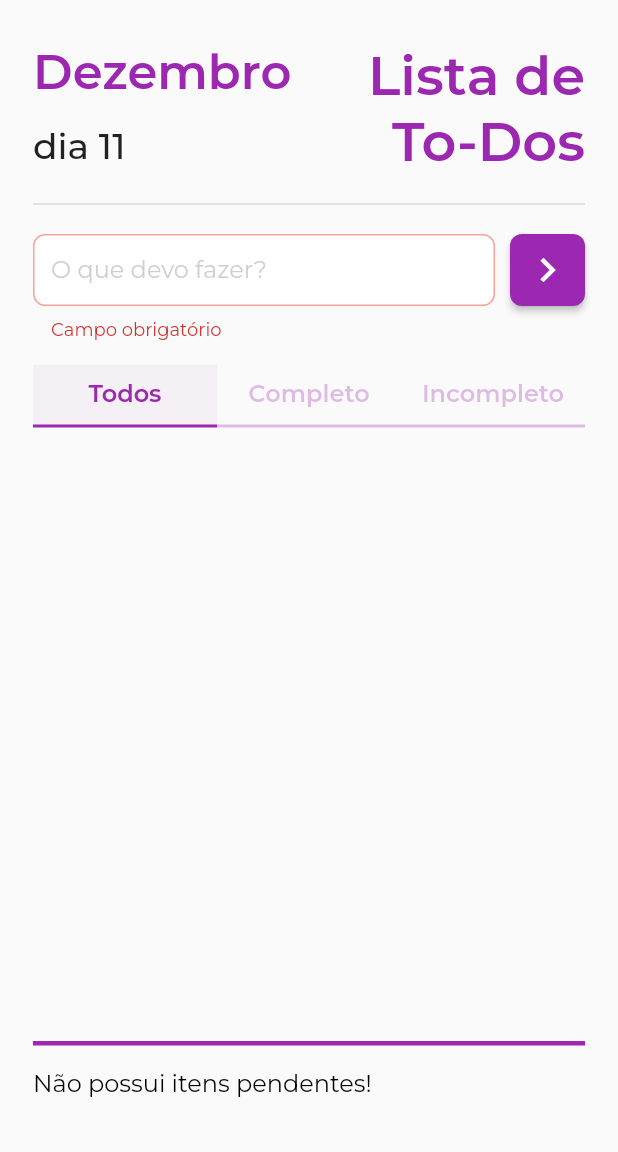
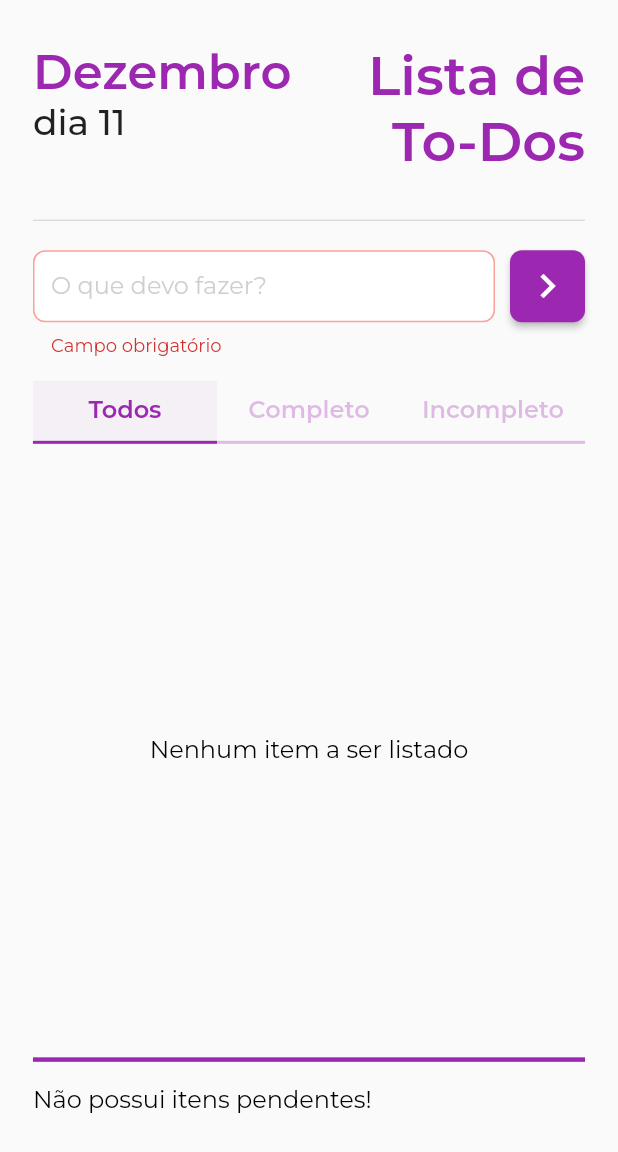
Before and after one commit to NicolasPaxao/todo-app, a Flutter app: the screen it shows after launch, after a tap on the "keyboard arrow right" icon, on a phone screen of 412 x 824 dp. Shown: the top 1152 px of the screen. Run offline on Flutter 3.47's test engine with Material 2 defaults, Android fonts, the phone set to English and light mode, and no system bars; our stand-ins replace cloud_firestore, dartz, firebase_core, flutter_mobx, get_it, go_router and 1 more; accounts and stored records are empty; generated files the repository leaves out were written again.

Commit message:
Adicionando melhorias visuais no app

```diff
--- /dev/null
+++ b/lib/modules/ui/components/completed_todos_list.dart
@@ -0,0 +1,52 @@
+import 'package:flutter/material.dart';
+
+import '../../../app_dependency.dart';
+import '../../domain/entities/todo_entity.dart';
+import 'todo_tile.dart';
+
+class TodoListTileCustom extends StatelessWidget {
+  const TodoListTileCustom({
+    Key? key,
+    required this.listIsEmpty,
+    required this.todosList,
+    required this.emptyMessage,
+  }) : super(key: key);
+
+  final bool listIsEmpty;
+  final List<TodoEntity> todosList;
+  final String emptyMessage;
+
+  @override
+  Widget build(BuildContext context) {
+    if (todoStates.loadingList == true) {
+      return const Center(
+        child: CircularProgressIndicator(
+          color: Colors.purple,
+        ),
+      );
+    } else if (listIsEmpty) {
+      return ListView.builder(
+        shrinkWrap: true,
+        physics: const BouncingScrollPhysics(),
+        padding: EdgeInsets.zero,
+        itemCount: todosList.length,
+        itemBuilder: ((context, index) {
+          return TodoTile(
+            todo: todosList[index],
+          );
+        }),
+      );
+    } else {
+      return Center(
+        child: Text(
+          emptyMessage,
+          style: const TextStyle(
+            color: Colors.black,
+            fontSize: 16,
+            fontFamily: 'Montserrat',
+          ),
+        ),
+      );
+    }
+  }
+}
--- a/lib/modules/ui/components/submit_button.dart
+++ b/lib/modules/ui/components/submit_button.dart
@@ -1,5 +1,7 @@
 import 'package:flutter/material.dart';
-import 'package:todo_app/app_dependency.dart';
+import 'package:flutter_mobx/flutter_mobx.dart';
+
+import '../../../app_dependency.dart';
 
 class SubmitButton extends StatelessWidget {
   const SubmitButton({
@@ -8,24 +10,37 @@ class SubmitButton extends StatelessWidget {
 
   @override
   Widget build(BuildContext context) {
+    return Observer(builder: ((context) {
       return ElevatedButton(
         onPressed: () async {
+          FocusScope.of(context).unfocus();
           if (todoStates.formKey.currentState!.validate()) {
             await todoStates.postTodo(context);
           }
         },
         style: ElevatedButton.styleFrom(
-        backgroundColor: Colors.purple,
+          backgroundColor: todoStates.loading!
+              ? Colors.purple.withOpacity(0.5)
+              : Colors.purple,
           shape: RoundedRectangleBorder(
             borderRadius: BorderRadius.circular(8),
           ),
           padding: EdgeInsets.zero,
         ),
-      child: const Icon(
+        child: todoStates.loading!
+            ? const SizedBox(
+                height: 24,
+                width: 24,
+                child: CircularProgressIndicator(
+                  color: Colors.white,
+                ),
+              )
+            : const Icon(
                 Icons.keyboard_arrow_right_outlined,
                 size: 32,
                 color: Colors.white,
               ),
       );
+    }));
   }
 }
--- a/lib/modules/ui/components/todo_tile.dart
+++ b/lib/modules/ui/components/todo_tile.dart
@@ -94,11 +94,13 @@ class TodoTile extends StatelessWidget {
                 children: [
                   IconButton(
                     splashRadius: 26,
-                    onPressed: () => DialogsApp.confirmDialog(
-                        context: context,
-                        titleModal: 'Deseja excluir este item?',
-                        buttonMainAcion: 'Excluir',
-                        mainFunction: () {}),
+                    onPressed: () {
+                      DialogsApp.confirmDialog(
+                          context: context,
+                          titleModal: 'Deseja excluir este item?',
+                          buttonMainAcion: 'Excluir',
+                          mainFunction: () {});
+                    },
                     icon: const Icon(
                       Icons.delete_rounded,
                       color: Colors.purple,
--- a/lib/modules/ui/pages/todo_page.dart
+++ b/lib/modules/ui/pages/todo_page.dart
@@ -2,11 +2,11 @@
 import 'package:flutter/material.dart';
 import 'package:flutter_mobx/flutter_mobx.dart';
 import 'package:todo_app/app_dependency.dart';
+import 'package:todo_app/modules/ui/components/completed_todos_list.dart';
 import 'package:todo_app/modules/ui/components/textfield_custom.dart';
 
 import '../components/list_title_switcher.dart';
 import '../components/submit_button.dart';
-import '../components/todo_tile.dart';
 
 class TodoPage extends StatefulWidget {
   const TodoPage({super.key});
@@ -24,17 +24,21 @@ class _TodoPageState extends State<TodoPage> {
 
   @override
   Widget build(BuildContext context) {
+    final heightMq = MediaQuery.of(context).size.height;
     return GestureDetector(
       onTap: () => FocusScope.of(context).unfocus(),
       child: Scaffold(
         body: ListView(
           padding: const EdgeInsets.symmetric(horizontal: 22, vertical: 28),
           children: [
-            Row(
+            SizedBox(
+              height: heightMq * 0.12,
+              child: Row(
                 mainAxisAlignment: MainAxisAlignment.spaceBetween,
                 crossAxisAlignment: CrossAxisAlignment.start,
                 children: [
-                Column(
+                  Expanded(
+                    child: Column(
                       crossAxisAlignment: CrossAxisAlignment.start,
                       mainAxisAlignment: MainAxisAlignment.start,
                       mainAxisSize: MainAxisSize.min,
@@ -45,25 +49,26 @@ class _TodoPageState extends State<TodoPage> {
                             style: TextStyle(
                                 fontSize: 32,
                                 fontWeight: FontWeight.bold,
-                          color: Colors.purple,
-                        ),
+                                color: Colors.purple),
                             maxLines: 1,
                           ),
                         ),
-                    const SizedBox(height: 16),
                         FittedBox(
                           child: Text(
                             'dia ${DateTime.now().day}',
                             style: const TextStyle(
-                          fontSize: 24,
-                          fontWeight: FontWeight.w500,
-                        ),
+                                fontSize: 24, fontWeight: FontWeight.w500),
                             maxLines: 1,
                           ),
                         ),
                       ],
                     ),
-                const FittedBox(
+                  ),
+                  const SizedBox(width: 20),
+                  const Expanded(
+                    child: Align(
+                      alignment: Alignment.topRight,
+                      child: FittedBox(
                         child: Text(
                           'Lista de\nTo-Dos',
                           style: TextStyle(
@@ -74,8 +79,11 @@ class _TodoPageState extends State<TodoPage> {
                           textAlign: TextAlign.end,
                           maxLines: 2,
                         ),
+                      ),
+                    ),
                   )
                 ],
+              ),
             ),
             const Divider(thickness: 1, height: 40),
             Row(
@@ -106,53 +114,30 @@ class _TodoPageState extends State<TodoPage> {
                   bottom: BorderSide(color: Colors.purple, width: 3),
                 ),
               ),
-              height: MediaQuery.of(context).size.height * 0.5,
+              height: heightMq * 0.5,
               child: PageView(
                 controller: todoStates.pageController,
                 physics: const NeverScrollableScrollPhysics(),
                 children: [
+                  Observer(builder: ((context) {
+                    return TodoListTileCustom(
+                      listIsEmpty: todoStates.isTodoListdNotEmpty,
+                      todosList: todoStates.todoList!,
+                      emptyMessage: 'Nenhum item a ser listado',
+                    );
+                  })),
                   Observer(builder: (_) {
-                    return ListView.builder(
-                      shrinkWrap: true,
-                      physics: const BouncingScrollPhysics(),
-                      padding: EdgeInsets.zero,
-                      itemCount: todoStates.todoList!.length,
-                      itemBuilder: ((context, index) {
-                        return TodoTile(
-                          todo: todoStates.todoList![index],
-                        );
-                      }),
+                    return TodoListTileCustom(
+                      listIsEmpty: todoStates.isTodoListCompledNotEmpty,
+                      todosList: todoStates.todoListCompleted!,
+                      emptyMessage: 'Sem itens completos',
                     );
                   }),
                   Observer(builder: (_) {
-                    return todoStates.isTodoListCompledNotEmpty
-                        ? ListView.builder(
-                            shrinkWrap: true,
-                            physics: const BouncingScrollPhysics(),
-                            padding: EdgeInsets.zero,
-                            itemCount: todoStates.todoListCompleted!.length,
-                            itemBuilder: ((context, index) {
-                              return TodoTile(
-                                todo: todoStates.todoListCompleted![index],
-                              );
-                            }),
-                          )
-                        : const Center(
-                            child: Text('Sem itens completos'),
-                          );
-                  }),
-                  Observer(builder: (_) {
-                    return ListView.builder(
-                      shrinkWrap: true,
-                      physics: const BouncingScrollPhysics(),
-                      padding: EdgeInsets.zero,
-                      itemCount: todoStates.todoListUncompleted!.length,
-                      itemBuilder: ((context, index) {
-                        todoStates.todoList!;
-                        return TodoTile(
-                          todo: todoStates.todoListUncompleted![index],
-                        );
-                      }),
+                    return TodoListTileCustom(
+                      listIsEmpty: todoStates.isTodoListUncompletedNotEmpty,
+                      todosList: todoStates.todoListUncompleted!,
+                      emptyMessage: 'Sem itens incompletos',
                     );
                   }),
                 ],
--- a/lib/modules/ui/states/todo_states.dart
+++ b/lib/modules/ui/states/todo_states.dart
@@ -1,3 +1,5 @@
+// ignore_for_file: use_build_context_synchronously
+
 import 'package:cloud_firestore/cloud_firestore.dart';
 import 'package:flutter/material.dart';
 import 'package:mobx/mobx.dart';
@@ -40,9 +42,9 @@ abstract class _TodoStatesBase with Store {
       _todoList!.where((e) => e.status == false).toList();
   @computed
   bool get isTodoListUncompletedNotEmpty => todoListUncompleted!.isNotEmpty;
-    @computed
+  @computed
   bool get isTodoListCompledNotEmpty => todoListCompleted!.isNotEmpty;
-    @computed
+  @computed
   bool get isTodoListdNotEmpty => todoList!.isNotEmpty;
   @action
   void setTodoList(List<TodoEntity> value) => _todoList = value;
@@ -59,6 +61,20 @@ abstract class _TodoStatesBase with Store {
   @action
   void setTodoTitle(String? value) => _todoTitle = value!.trim();
 
+  @observable
+  bool? _loading = false;
+  @computed
+  bool? get loading => _loading;
+  @action
+  void setLoading(bool? value) => _loading = value;
+
+  @observable
+  bool? _loadingList = false;
+  @computed
+  bool? get loadingList => _loadingList;
+  @action
+  void setLoadingList(bool? value) => _loadingList = value;
+
   @action
   void jumpListTodoByIndex(int? value) {
     pageController.jumpToPage(value!);
@@ -66,6 +82,7 @@ abstract class _TodoStatesBase with Store {
 
   @action
   Future<void> getTodos(BuildContext context) async {
+    setLoadingList(true);
     try {
       final result = await getIt<GetTodoUsecase>().getTodos();
       List<TodoEntity> list = result.fold((l) => [], (r) => r);
@@ -74,24 +91,24 @@ abstract class _TodoStatesBase with Store {
       ScaffoldMessenger.of(context).showSnackBar(
           SnackBar(content: Text('Ocorreu um erro: ${e.toString()}')));
     }
+    setLoadingList(false);
   }
 
   @action
   Future<void> postTodo(BuildContext context) async {
+    setLoading(true);
     try {
-      final result = await getIt<PostTodoUsecase>().postTodo(TodoEntity(
+      await getIt<PostTodoUsecase>().postTodo(TodoEntity(
         title: todoTitle,
         creationDate: Timestamp.now(),
         status: false,
       ));
-      ScaffoldMessenger.of(context)
-          .showSnackBar(SnackBar(content: Text(result)));
-      clear();
     } catch (e) {
-      clear();
       ScaffoldMessenger.of(context).showSnackBar(
           SnackBar(content: Text('Ocorreu um erro: ${e.toString()}')));
     }
+    clear();
     getTodos(context);
+    setLoading(false);
   }
 }
```
Also changed, not shown: lib/modules/ui/states/todo_states.g.dart. Lines whose indentation alone changed are shown as unchanged.
